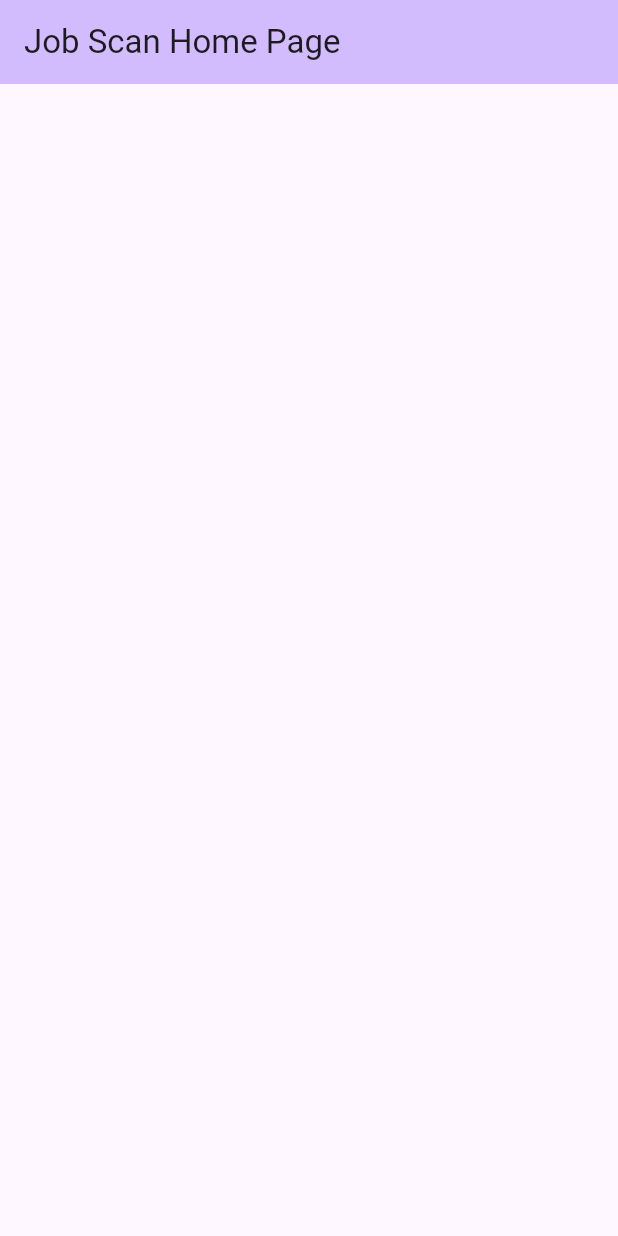
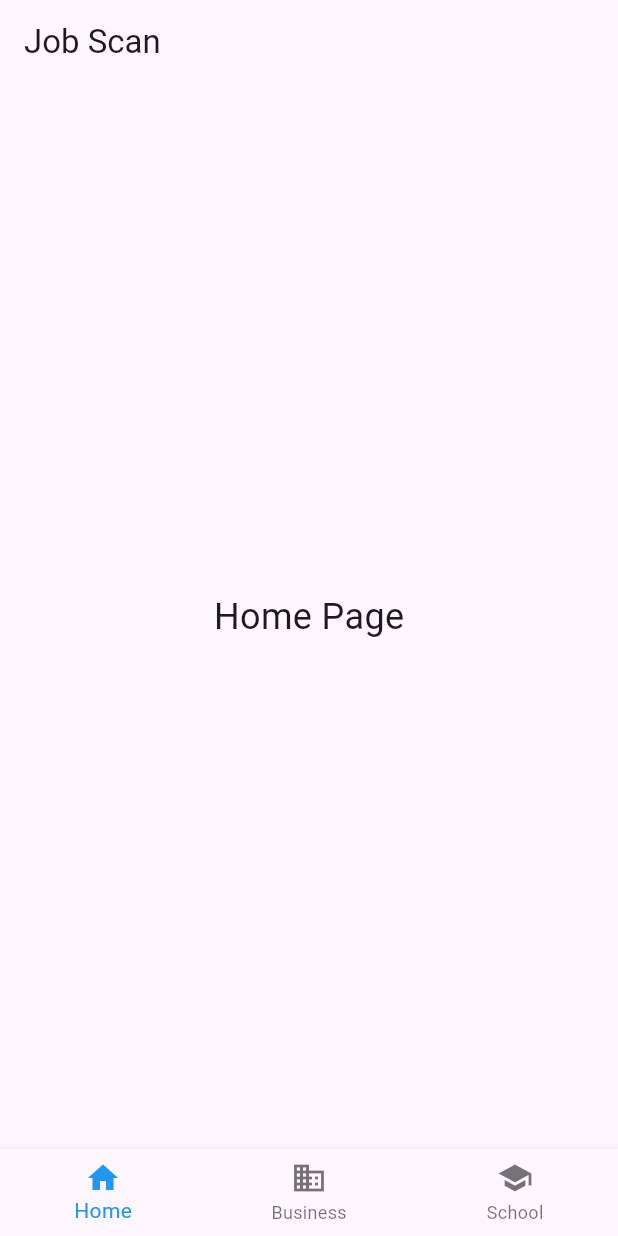
Before and after one commit to NibinByteCode/jobscan_flutter, a Flutter app: the screen it shows after launch, on a phone screen of 412 x 824 dp. Run offline on Flutter 3.47's test engine with Material 3 defaults, Android fonts, the phone set to English and light mode, and no system bars.

Commit message:
Add Separate Pages

```diff
--- a/lib/main.dart
+++ b/lib/main.dart
@@ -1,4 +1,7 @@
 import 'package:flutter/material.dart';
+import 'package:jobscan/pages/candidate_page.dart';
+import 'package:jobscan/pages/home_page.dart';
+import 'package:jobscan/pages/profile_page.dart';
 
 void main() {
   runApp(const MyApp());
@@ -7,38 +10,68 @@ void main() {
 class MyApp extends StatelessWidget {
   const MyApp({super.key});
 
-  // This widget is the root of your application.
   @override
   Widget build(BuildContext context) {
     return MaterialApp(
-      title: 'Job Scan',
+      title: 'Job scan',
       theme: ThemeData(
-        colorScheme: ColorScheme.fromSeed(seedColor: Colors.deepPurple),
-        useMaterial3: true,
+        primarySwatch: Colors.blue,
       ),
-      home: const MyHomePage(title: 'Job Scan Home Page'),
+      home: const MyHomePage(),
     );
   }
 }
 
 class MyHomePage extends StatefulWidget {
-  const MyHomePage({super.key, required this.title});
-  final String title;
+  const MyHomePage({super.key});
+
   @override
-  State<MyHomePage> createState() => _MyHomePageState();
+  _MyHomePageState createState() => _MyHomePageState();
 }
 
 class _MyHomePageState extends State<MyHomePage> {
+  int _selectedIndex = 0;
+
+  static final List<Widget> _widgetOptions = <Widget>[
+    const HomePage(),
+    const CandidatePage(),
+    const ProfilePage(),
+  ];
+
+  void _onItemTapped(int index) {
+    setState(() {
+      _selectedIndex = index;
+    });
+  }
+
   @override
   Widget build(BuildContext context) {
     return Scaffold(
       appBar: AppBar(
-        backgroundColor: Theme.of(context).colorScheme.inversePrimary,
-        title: Text(widget.title),
+        title: const Text('Job Scan'),
       ),
-      body: const Center(
+      body: Center(
+        child: _widgetOptions.elementAt(_selectedIndex),
       ),
-
+      bottomNavigationBar: BottomNavigationBar(
+        items: const <BottomNavigationBarItem>[
+          BottomNavigationBarItem(
+            icon: Icon(Icons.home),
+            label: 'Home',
+          ),
+          BottomNavigationBarItem(
+            icon: Icon(Icons.business),
+            label: 'Business',
+          ),
+          BottomNavigationBarItem(
+            icon: Icon(Icons.school),
+            label: 'School',
+          ),
+        ],
+        currentIndex: _selectedIndex,
+        selectedItemColor: Colors.blue,
+        onTap: _onItemTapped,
+      ),
     );
   }
 }
--- /dev/null
+++ b/lib/pages/home_page.dart
@@ -0,0 +1,15 @@
+import 'package:flutter/cupertino.dart';
+
+class HomePage extends StatelessWidget {
+  const HomePage({super.key});
+
+  @override
+  Widget build(BuildContext context) {
+    return const Center(
+      child: Text(
+        'Home Page',
+        style: TextStyle(fontSize: 24),
+      ),
+    );
+  }
+}
```
Also changed, not shown: lib/pages/candidate_page.dart (added, +15 -0 lines), lib/pages/profile_page.dart (added, +15 -0 lines).
